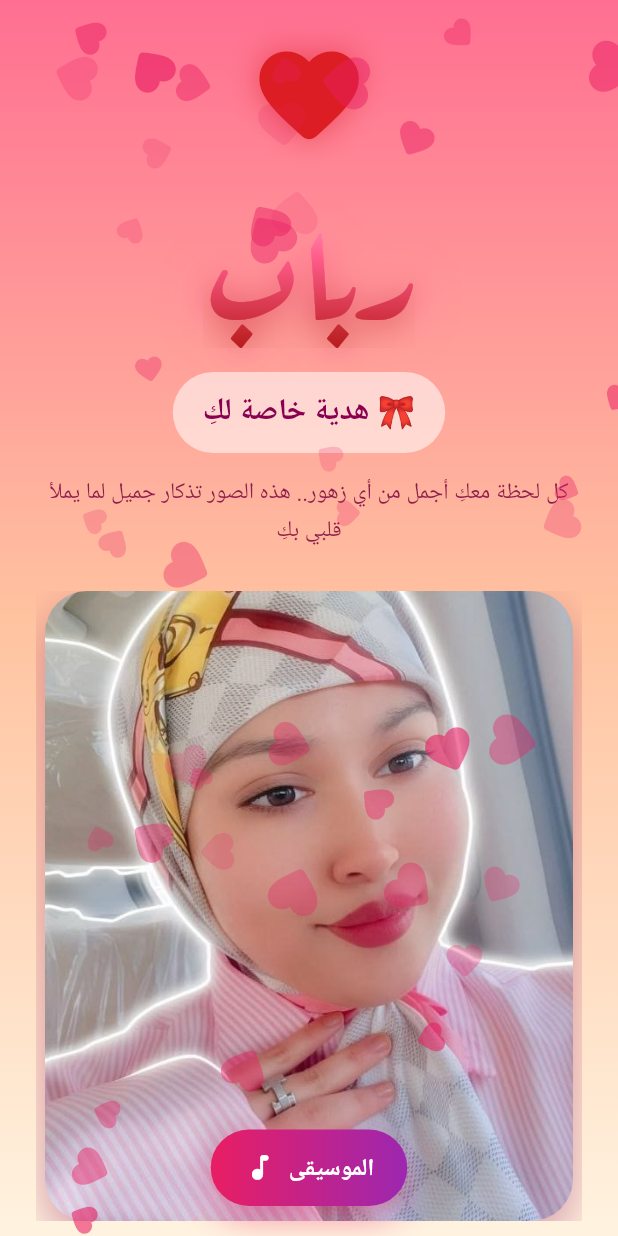
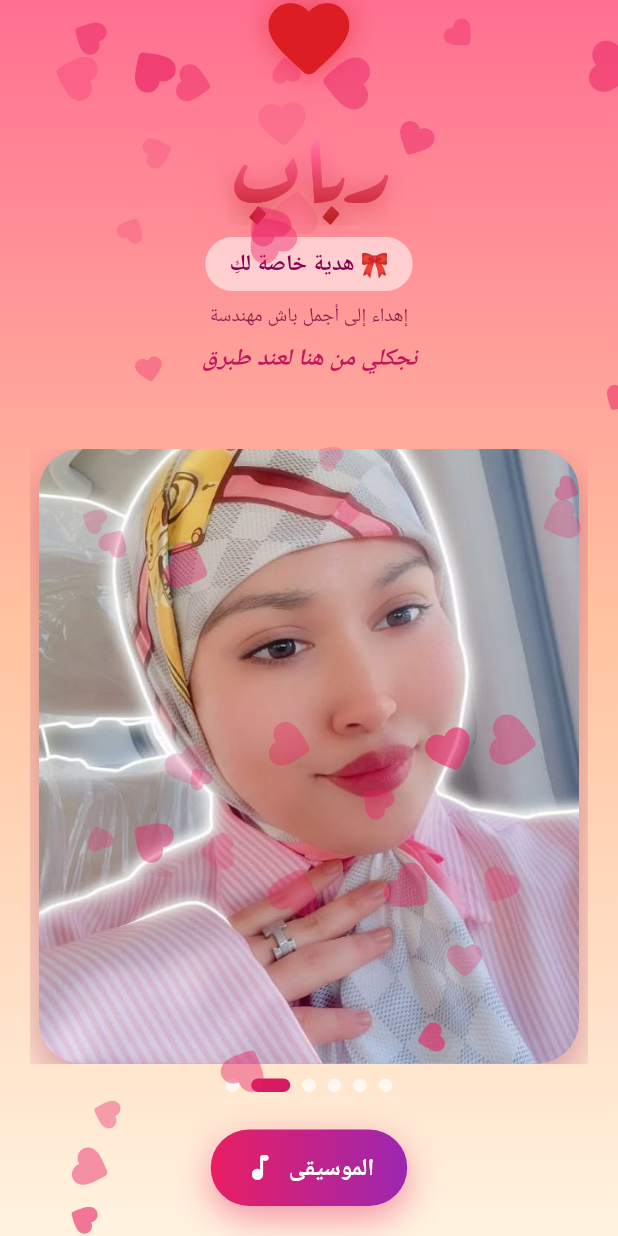
Before and after one commit to mateamohammed019-cloud/rabab, a Flutter app: the screen it shows after launch, on a phone screen of 412 x 824 dp. Run offline on Flutter 3.47's test engine with Material 3 defaults, Android fonts, the phone set to English and light mode, and no system bars; our stand-ins replace audioplayers.

Commit message:
ويب: نشر تلقائي عبر GitHub Pages + تحديث الشاشة والنصوص

```diff
--- a/lib/home_page.dart
+++ b/lib/home_page.dart
@@ -37,17 +37,34 @@ class _HomePageState extends State<HomePage> {
                 ),
               ),
 child: SafeArea(
-                child: Center(
-                  child: SingleChildScrollView(
+                child: Padding(
+                  // مساحة محجوزة حتى لا يغطي زر الموسيقى الصور
+                  padding: const EdgeInsets.only(bottom: 96),
+                  child: LayoutBuilder(
+                    builder: (context, constraints) {
+                      final h = constraints.maxHeight;
+                      final headerH = h * 0.40;
+                      return Column(
+                        children: [
+                          SizedBox(
+                            height: headerH,
+                            child: FittedBox(
+                              fit: BoxFit.scaleDown,
+                              alignment: Alignment.topCenter,
+                              child: const _Header(),
+                            ),
+                          ),
+                          SizedBox(height: 8),
+                          Expanded(
+                            child: Padding(
                               padding:
-                        const EdgeInsets.symmetric(horizontal: 24, vertical: 32),
-                    child: Column(
-                      children: [
-                        const _Header(),
-                        const SizedBox(height: 28),
-                        const PhotoCarousel(),
+                                  const EdgeInsets.symmetric(horizontal: 20),
+                              child: const PhotoCarousel(),
+                            ),
+                          ),
                         ],
-                    ),
+                      );
+                    },
                   ),
                 ),
               ),
@@ -79,10 +96,12 @@ class _Header extends StatelessWidget {
 
   @override
   Widget build(BuildContext context) {
-    return Column(
+    return Center(
+      child: Column(
+        mainAxisSize: MainAxisSize.min,
         children: [
-        const _BeatingHeart(),
-        const SizedBox(height: 16),
+          const _BeatingHeart(size: 52),
+          const SizedBox(height: 6),
           ShaderMask(
             shaderCallback: (bounds) => const LinearGradient(
               begin: Alignment.topCenter,
@@ -99,25 +118,28 @@ class _Header extends StatelessWidget {
               textAlign: TextAlign.center,
               style: TextStyle(
                 fontFamily: 'ArefRuqaa',
-              fontSize: 84,
+                fontSize: 64,
                 letterSpacing: 2,
                 color: Colors.white,
                 shadows: [
                   Shadow(
                     color: const Color(0xFFD81B60).withValues(alpha: 0.45),
-                  blurRadius: 22,
+                    blurRadius: 18,
                   ),
                   Shadow(
                     color: const Color(0xFFFF5C8A).withValues(alpha: 0.6),
-                  blurRadius: 40,
+                    blurRadius: 34,
                   ),
                 ],
               ),
             ),
           ),
-        const SizedBox(height: 16),
+          const SizedBox(height: 8),
           Container(
-          padding: const EdgeInsets.symmetric(horizontal: 20, vertical: 12),
+            padding: const EdgeInsets.symmetric(
+              horizontal: 16,
+              vertical: 7,
+            ),
             decoration: BoxDecoration(
               color: Colors.white.withValues(alpha: 0.55),
               borderRadius: BorderRadius.circular(28),
@@ -126,29 +148,46 @@ class _Header extends StatelessWidget {
               'هدية خاصة لكِ 🎀',
               textAlign: TextAlign.center,
               style: TextStyle(
-              fontSize: 20,
+                fontSize: 15,
                 fontWeight: FontWeight.w600,
                 color: Color(0xFF88004F),
               ),
             ),
           ),
-        const SizedBox(height: 14),
-        const Text(
-          'كل لحظة معكِ أجمل من أي زهور.. هذه الصور تذكار جميل لما يملأ قلبي بكِ',
+          const SizedBox(height: 8),
+          Padding(
+            padding: const EdgeInsets.symmetric(horizontal: 20),
+            child: const Text(
+              'إهداء إلى أجمل باش مهندسة',
               textAlign: TextAlign.center,
               style: TextStyle(
-            fontSize: 15,
-            height: 1.6,
+                fontSize: 13,
+                height: 1.4,
                 color: Color(0xFF8E1E4B),
               ),
             ),
+          ),
+          const SizedBox(height: 6),
+          const Text(
+            'نجكلي من هنا لعند طبرق',
+            textAlign: TextAlign.center,
+            style: TextStyle(
+              fontSize: 16,
+              fontWeight: FontWeight.bold,
+              fontStyle: FontStyle.italic,
+              color: Color(0xFFC2185B),
+            ),
+          ),
         ],
+      ),
     );
   }
 }
 
 class _BeatingHeart extends StatefulWidget {
-  const _BeatingHeart();
+  const _BeatingHeart({this.size = 64});
+
+  final double size;
 
   @override
   State<_BeatingHeart> createState() => _BeatingHeartState();
@@ -188,12 +227,12 @@ class _BeatingHeartState extends State<_BeatingHeart>
           scale: 1.0 + 0.3 * t,
           child: Icon(
             Icons.favorite_rounded,
-            size: 64,
+            size: widget.size,
             color: color,
             shadows: [
               Shadow(
                 color: color.withValues(alpha: 0.55),
-                blurRadius: 16 + 14 * t,
+                blurRadius: 16 * widget.size / 64 + 14 * t,
               ),
             ],
           ),
--- a/lib/photo_carousel.dart
+++ b/lib/photo_carousel.dart
@@ -51,8 +51,7 @@ class _PhotoCarouselState extends State<PhotoCarousel> {
     }
     return Column(
       children: [
-        SizedBox(
-          height: 420,
+        Expanded(
           child: PageView.builder(
             controller: _controller,
             itemCount: null, // دوران لا نهائي في اتجاه واحد
@@ -66,7 +65,7 @@ class _PhotoCarouselState extends State<PhotoCarousel> {
             },
           ),
         ),
-        const SizedBox(height: 16),
+        const SizedBox(height: 10),
         Row(
           mainAxisAlignment: MainAxisAlignment.center,
           children: [
```
Also changed, not shown: lib/music_service.dart (+11 -1 lines), 4 other files. Lines whose indentation alone changed are shown as unchanged.
